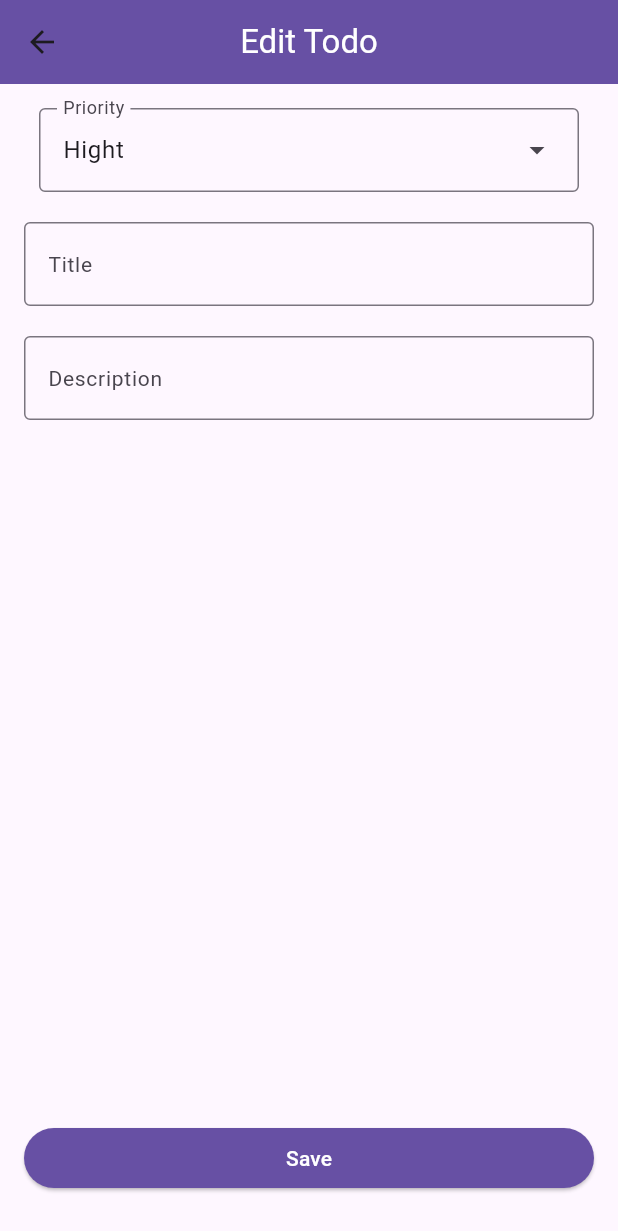
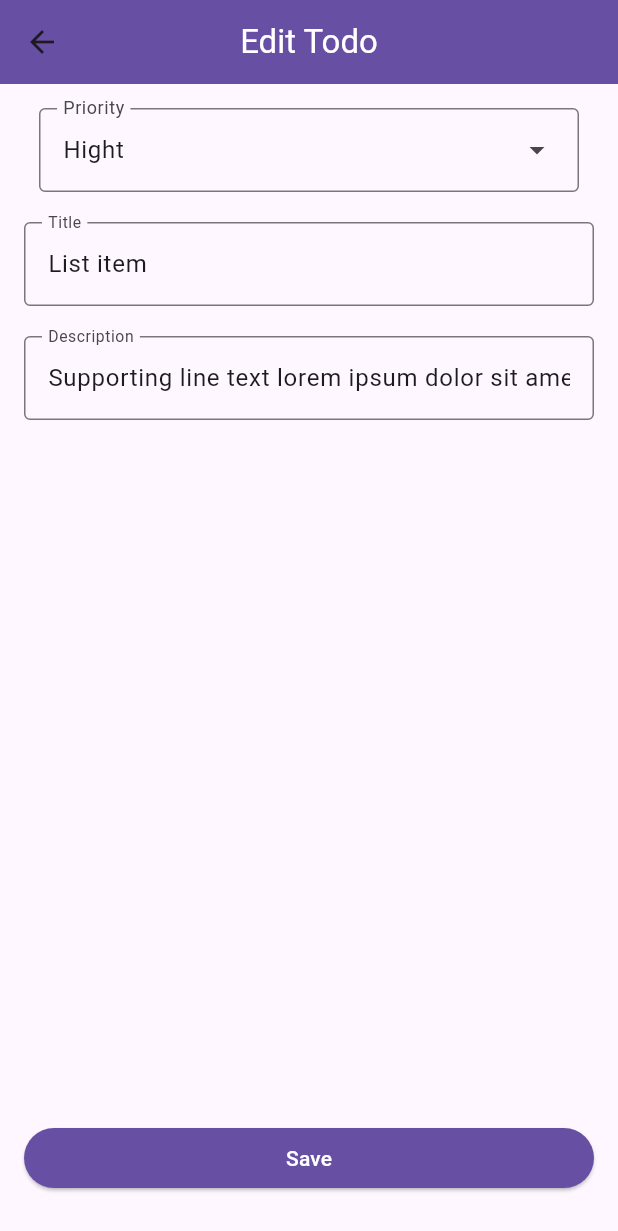
Before and after one commit to HoangUET51/ToDoApp, a Flutter app: the screen it shows after launch, after a tap on the "create" icon, on a phone screen of 412 x 824 dp. Shown: the top 1231 px of the screen. Run offline on Flutter 3.47's test engine with Material 2 defaults, Android fonts, the phone set to English and light mode, and no system bars; our stand-ins replace auto_route.

Commit message:
final commit

```diff
--- a/lib/pages/AddTodo.dart
+++ b/lib/pages/AddTodo.dart
@@ -1,5 +1,6 @@
 import 'package:auto_route/auto_route.dart';
 import 'package:flutter/material.dart';
+import 'package:to_do_list/pages/ToDoItem.dart';
 
 import '../common/AppColor.dart';
 import '../common/AppStyle.dart';
@@ -14,6 +15,10 @@ class AddTodo extends StatefulWidget {
 }
 
 class _AddTodoState extends State<AddTodo> {
+  final priorityController = TextEditingController();
+  final titleController = TextEditingController();
+  final descriptionController = TextEditingController();
+
   @override
   Widget build(BuildContext context) {
     final List<DropdownMenuEntry<Selected>> dropDowns =
@@ -38,7 +43,15 @@ class _AddTodoState extends State<AddTodo> {
         child: ElevatedButton(
           style: ElevatedButton.styleFrom(
               backgroundColor: AppColor.backgroundButton),
-          onPressed: () {},
+          onPressed: () {
+            setState(() {
+              context.router.pop(ToDo(
+                  id: DateTime.now().millisecondsSinceEpoch,
+                  title: titleController.text,
+                  description: descriptionController.text,
+                  priority: priorityController.text));
+            });
+          },
           child: const Center(
             child: Text(
               'Add',
@@ -56,7 +69,8 @@ class _AddTodoState extends State<AddTodo> {
         child: Column(
           children: [
             Container(
-              child: DropdownMenu(
+              child: DropdownMenu<Selected>(
+                controller: priorityController,
                 width: 360,
                 initialSelection: Selected.hight,
                 label: const Text('Priority'),
@@ -72,6 +86,7 @@ class _AddTodoState extends State<AddTodo> {
               height: 20,
             ),
             TextField(
+              controller: titleController,
               decoration: InputDecoration(
                 border: OutlineInputBorder(),
                 labelText: 'Title',
@@ -84,6 +99,7 @@ class _AddTodoState extends State<AddTodo> {
               height: 20,
             ),
             TextField(
+              controller: descriptionController,
               decoration: InputDecoration(
                   border: OutlineInputBorder(),
                   labelText: 'Description',
--- a/lib/pages/EditTodo.dart
+++ b/lib/pages/EditTodo.dart
@@ -1,5 +1,6 @@
 import 'package:auto_route/auto_route.dart';
 import 'package:flutter/material.dart';
+import 'package:to_do_list/pages/ToDoItem.dart';
 
 import '../common/AppColor.dart';
 import '../common/AppStyle.dart';
@@ -7,13 +8,27 @@ import '../common/Selected.dart';
 
 @RoutePage()
 class EditTodo extends StatefulWidget {
-  const EditTodo({Key? key}) : super(key: key);
+  const EditTodo({Key? key, required this.todo}) : super(key: key);
+
+  final ToDo todo;
 
   @override
   State<EditTodo> createState() => _EditTodoState();
 }
 
 class _EditTodoState extends State<EditTodo> {
+  final priorityController = TextEditingController();
+  final titleController = TextEditingController();
+  final descriptionController = TextEditingController();
+
+  @override
+  void initState() {
+    priorityController.text = widget.todo.priority as String;
+    titleController.text = widget.todo.title as String;
+    descriptionController.text = widget.todo.description as String;
+    super.initState();
+  }
+
   @override
   Widget build(BuildContext context) {
     final List<DropdownMenuEntry<Selected>> dropDowns =
@@ -38,7 +53,15 @@ class _EditTodoState extends State<EditTodo> {
         child: ElevatedButton(
           style: ElevatedButton.styleFrom(
               backgroundColor: AppColor.backgroundButton),
-          onPressed: () {},
+          onPressed: () {
+            setState(() {
+              context.router.pop(ToDo(
+                  id: widget.todo.id,
+                  title: titleController.text,
+                  description: descriptionController.text,
+                  priority: priorityController.text));
+            });
+          },
           child: const Center(
             child: Text(
               'Save',
@@ -57,6 +80,7 @@ class _EditTodoState extends State<EditTodo> {
           children: [
             Container(
               child: DropdownMenu(
+                controller: priorityController,
                 width: 360,
                 initialSelection: Selected.hight,
                 label: const Text('Priority'),
@@ -72,6 +96,7 @@ class _EditTodoState extends State<EditTodo> {
               height: 20,
             ),
             TextField(
+              controller: titleController,
               decoration: InputDecoration(
                 border: OutlineInputBorder(),
                 labelText: 'Title',
@@ -84,6 +109,7 @@ class _EditTodoState extends State<EditTodo> {
               height: 20,
             ),
             TextField(
+              controller: descriptionController,
               decoration: InputDecoration(
                   border: OutlineInputBorder(),
                   labelText: 'Description',
--- /dev/null
+++ b/lib/pages/ToDoItem.dart
@@ -0,0 +1,60 @@
+class ToDo {
+  int? id;
+  String? title;
+  String? description;
+  String? priority;
+
+  ToDo({
+    required this.id,
+    required this.title,
+    required this.description,
+    required this.priority,
+  });
+
+  static List<ToDo> todoList() {
+    return [
+      ToDo(
+          id: 1,
+          title: "List item",
+          description:
+              "Supporting line text lorem ipsum dolor sit amet, consectetur.",
+          priority: "hight"),
+      ToDo(
+          id: 2,
+          title: "List item",
+          description:
+              "Supporting line text lorem ipsum dolor sit amet, consectetur",
+          priority: "low"),
+      ToDo(
+          id: 3,
+          title: "List item",
+          description:
+              "Supporting line text lorem ipsum dolor sit amet, consectetur",
+          priority: "medium"),
+      ToDo(
+          id: 4,
+          title: "List item",
+          description:
+              "Supporting line text lorem ipsum dolor sit amet, consectetur",
+          priority: "medium"),
+      ToDo(
+          id: 5,
+          title: "List item",
+          description:
+              "Supporting line text lorem ipsum dolor sit amet, consectetur",
+          priority: "medium"),
+      ToDo(
+          id: 6,
+          title: "List item",
+          description:
+              "Supporting line text lorem ipsum dolor sit amet, consectetur",
+          priority: "medium"),
+      ToDo(
+          id: 7,
+          title: "List item",
+          description:
+              "Supporting line text lorem ipsum dolor sit amet, consectetur",
+          priority: "medium")
+    ];
+  }
+}
--- a/lib/pages/TodoList.dart
+++ b/lib/pages/TodoList.dart
@@ -2,17 +2,40 @@ import 'package:flutter/material.dart';
 import 'package:to_do_list/common/AppColor.dart';
 import 'package:to_do_list/common/AppStyle.dart';
 import 'package:auto_route/auto_route.dart';
+import 'package:to_do_list/pages/ToDoItem.dart';
 import 'package:to_do_list/router/app_router.gr.gr.dart';
 
 @RoutePage()
 class TodoList extends StatefulWidget {
-  const TodoList({Key? key}) : super(key: key);
+  TodoList({Key? key}) : super(key: key);
 
   @override
   State<TodoList> createState() => _TodoListState();
 }
 
 class _TodoListState extends State<TodoList> {
+  final todosList = ToDo.todoList();
+
+  void addTodoList(ToDo todo) {
+    setState(() {
+      todosList.add(todo);
+    });
+  }
+
+  void deleteItem(int id) {
+    setState(() {
+      todosList.removeWhere((item) => item.id == id);
+    });
+  }
+
+  void handleOnchange(ToDo todo, ToDo newTodo) {
+    setState(() {
+      todo.priority = newTodo.priority;
+      todo.title = newTodo.title;
+      todo.description = newTodo.description;
+    });
+  }
+
   @override
   Widget build(BuildContext context) {
     return Scaffold(
@@ -38,21 +61,21 @@ class _TodoListState extends State<TodoList> {
                           crossAxisAlignment: CrossAxisAlignment.start,
                           children: [
                             Text(
-                              "High",
+                              todosList[index].priority.toString(),
                               style: TextStyle(
                                   color: AppColor.subItem,
                                   fontSize: 12,
                                   fontWeight: FontWeight.w500),
                             ),
                             Text(
-                              "List item",
+                              todosList[index].title.toString(),
                               style: TextStyle(
                                   color: AppColor.titleItem,
                                   fontSize: 16,
                                   fontWeight: FontWeight.w500),
                             ),
                             Text(
-                              "Supporting line text lorem ipsum dolor sit amet, consectetur.",
+                              todosList[index].description.toString(),
                               overflow: TextOverflow.clip,
                               style: TextStyle(
                                   color: AppColor.subItem,
@@ -64,37 +87,42 @@ class _TodoListState extends State<TodoList> {
                     Expanded(
                         flex: 3,
                         child: Row(
-                          mainAxisAlignment: MainAxisAlignment.end,
+                          mainAxisAlignment: MainAxisAlignment.start,
                           children: [
-                            TextButton(
-                              onPressed: () {
-                                context.router.push(const EditTodo());
+                            IconButton(
+                              onPressed: () async {
+                                var newTodo = await context.router
+                                    .push(EditTodo(todo: todosList[index]));
+                                handleOnchange(
+                                    todosList[index], newTodo as ToDo);
                               },
-                              child: Icon(
+                              icon: Icon(
                                 Icons.create_outlined,
                                 color: AppColor.subItem,
                                 size: 20,
                               ),
                             ),
-                            SizedBox(
-                              width: 10,
-                              height: 20,
+                            IconButton(
+                              onPressed: () {
+                                deleteItem(todosList[index].id as int);
+                              },
+                              icon: Icon(
+                                Icons.delete,
+                                color: AppColor.subItem,
+                                size: 20,
+                              ),
                             ),
-                            Icon(
-                              Icons.delete,
-                              color: AppColor.subItem,
-                              size: 20,
-                            )
                           ],
                         ))
                   ],
                 ));
           },
-          itemCount: 10),
+          itemCount: todosList.length),
       floatingActionButton: FloatingActionButton(
         backgroundColor: AppColor.backgroundActionButton,
-        onPressed: () {
-          context.router.push(const AddTodo());
+        onPressed: () async {
+          final result = await context.router.push(const AddTodo());
+          addTodoList(result as ToDo);
         },
         child: Icon(
           Icons.add,
```
Also changed, not shown: lib/router/app_router.gr.gr.dart.
